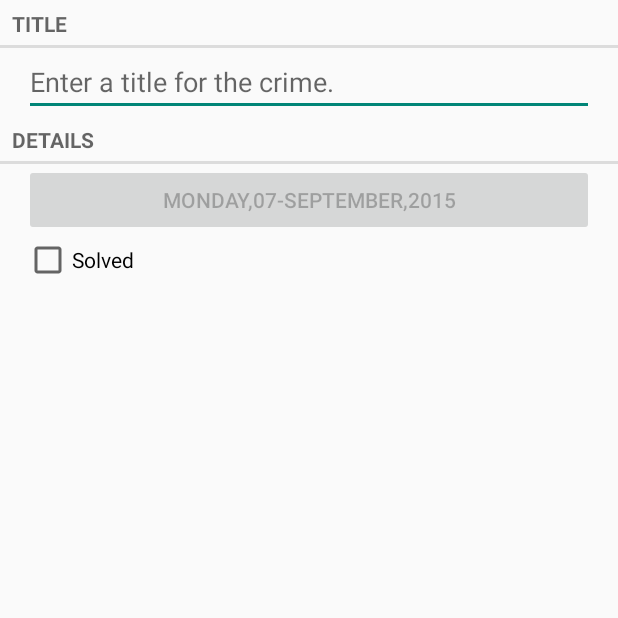
After one commit to unaor/CriminalIntent, an Android app: the CrimeActivity screen opened directly, with no data from a screen before it, on a phone screen of 412 x 824 dp, the top half of it. The commit adds this screen. Run offline under Robolectric (Android 15) with nearby library versions, the phone set to English and light mode, and no system bars.

```diff
--- a/CriminalIntent/build.gradle
+++ b/CriminalIntent/build.gradle
@@ -32,6 +32,7 @@ android {
 }
 
 dependencies {
-    compile fileTree(dir: 'libs', include: ['*.jar'])
+    compile fileTree(include: ['*.jar'], dir: 'libs')
     compile 'com.android.support:appcompat-v7:23.0.0'
+    compile 'com.android.support:recyclerview-v7:23.0.0'
 }
--- /dev/null
+++ b/CriminalIntent/src/main/java/com/datasol/criminalintent/activities/CrimeActivity.java
@@ -0,0 +1,27 @@
+package com.datasol.criminalintent.activities;
+
+
+import android.content.Context;
+import android.content.Intent;
+import android.support.v4.app.Fragment;
+import com.datasol.criminalintent.fragment.CrimeFragment;
+
+import java.util.UUID;
+
+
+public class CrimeActivity extends SingleFragmentActivity {
+
+    private static final String EXTRA_CRIME_ID = "com.datasol.criminalintent.crime_id";
+
+    @Override
+    protected Fragment createFragment() {
+        UUID crimeId = (UUID) getIntent().getSerializableExtra(EXTRA_CRIME_ID);
+        return CrimeFragment.newInstance(crimeId);
+    }
+
+    public static Intent newIntent(Context packageContext, UUID crimeId){
+        Intent intent = new Intent(packageContext,CrimeActivity.class);
+        intent.putExtra(EXTRA_CRIME_ID,crimeId);
+        return intent;
+    }
+}
--- a/CriminalIntent/src/main/java/com/datasol/criminalintent/activities/CriminalActivity.java
+++ b/CriminalIntent/src/main/java/com/datasol/criminalintent/activities/SingleFragmentActivity.java
@@ -1,27 +1,29 @@
 package com.datasol.criminalintent.activities;
 
-
+import android.os.Bundle;
 import android.support.v4.app.Fragment;
 import android.support.v4.app.FragmentActivity;
 import android.support.v4.app.FragmentManager;
-import android.os.Bundle;
 import com.datasol.criminalintent.R;
-import com.datasol.criminalintent.fragment.CrimeFragment;
 
-
-public class CriminalActivity extends FragmentActivity {
+/**
+ * Created by unaor on 9/7/2015.
+ */
+public abstract class SingleFragmentActivity extends FragmentActivity {
 
     @Override
     protected void onCreate(Bundle savedInstanceState) {
         super.onCreate(savedInstanceState);
-        setContentView(R.layout.activity_criminal);
+        setContentView(R.layout.activity_fragment);
 
         FragmentManager fm = getSupportFragmentManager();
         Fragment fragment = fm.findFragmentById(R.id.fragment_container);
 
         if(fragment == null){
-            fragment = new CrimeFragment();
+            fragment = createFragment();
             fm.beginTransaction().add(R.id.fragment_container, fragment).commit();
         }
     }
+
+    protected abstract Fragment createFragment();
 }
--- a/CriminalIntent/src/main/java/com/datasol/criminalintent/fragment/CrimeFragment.java
+++ b/CriminalIntent/src/main/java/com/datasol/criminalintent/fragment/CrimeFragment.java
@@ -5,6 +5,7 @@ import android.support.annotation.Nullable;
 import android.support.v4.app.Fragment;
 import android.text.Editable;
 import android.text.TextWatcher;
+import android.text.format.DateFormat;
 import android.util.Log;
 import android.view.LayoutInflater;
 import android.view.View;
@@ -15,11 +16,16 @@ import android.widget.CompoundButton;
 import android.widget.EditText;
 import com.datasol.criminalintent.R;
 import com.datasol.criminalintent.model.Crime;
+import com.datasol.criminalintent.model.CrimeLab;
+
+import java.util.UUID;
 
 /**
  * Created by unaor on 9/3/2015.
  */
 public class CrimeFragment extends Fragment {
+
+    private static final String ARG_CRIME_ID = "crime_id";
 
     private Crime mCrime;
     private EditText mTitleField;
@@ -27,10 +33,22 @@ public class CrimeFragment extends Fragment {
     private Button mDateButton;
     private CheckBox mSolvedCheckBox;
 
+    public static CrimeFragment newInstance(UUID crimeId){
+        Bundle args = new Bundle();
+        args.putSerializable(ARG_CRIME_ID, crimeId);
+        CrimeFragment fragment = new CrimeFragment();
+        fragment.setArguments(args);
+        return fragment;
+    }
+
     @Override
     public void onCreate(Bundle savedInstanceState) {
         super.onCreate(savedInstanceState);
-        mCrime = new Crime();
+        UUID crimeId = (UUID)getArguments().get(ARG_CRIME_ID);
+        mCrime = CrimeLab.get(getActivity()).getCrime(crimeId);
+        if(mCrime ==null){
+            mCrime = new Crime();
+        }
     }
 
     @Nullable
@@ -39,6 +57,7 @@ public class CrimeFragment extends Fragment {
         View v = inflater.inflate(R.layout.fragment_crime,container,false);
 
         mTitleField = (EditText)v.findViewById(R.id.crime_title);
+        mTitleField.setText(mCrime.getTitle());
         mTitleField.addTextChangedListener(new TextWatcher() {
             @Override
             public void beforeTextChanged(CharSequence charSequence, int i, int i1, int i2) {
@@ -47,8 +66,8 @@ public class CrimeFragment extends Fragment {
 
             @Override
             public void onTextChanged(CharSequence charSequence, int i, int i1, int i2) {
-                    mCrime.setTitle(charSequence.toString());
-                Log.d(TAG,"Got the following from user : "+ charSequence.toString());
+                mCrime.setTitle(charSequence.toString());
+                Log.d(TAG, "Got the following from user : " + charSequence.toString());
             }
 
             @Override
@@ -57,10 +76,11 @@ public class CrimeFragment extends Fragment {
             }
         });
         mDateButton = (Button) v.findViewById(R.id.crime_date);
-        mDateButton.setText(mCrime.getDate().toString());
+        mDateButton.setText(DateFormat.format("EEEE,dd-MMMM,yyyy",mCrime.getDate()));
         mDateButton.setEnabled(false);
 
         mSolvedCheckBox = (CheckBox) v.findViewById(R.id.crime_solved);
+        mSolvedCheckBox.setChecked(mCrime.isSolved());
         mSolvedCheckBox.setOnCheckedChangeListener(new CompoundButton.OnCheckedChangeListener() {
             @Override
             public void onCheckedChanged(CompoundButton compoundButton, boolean isChecked) {
--- /dev/null
+++ b/CriminalIntent/src/main/java/com/datasol/criminalintent/model/CrimeLab.java
@@ -0,0 +1,47 @@
+package com.datasol.criminalintent.model;
+
+import android.content.Context;
+
+import java.util.ArrayList;
+import java.util.List;
+import java.util.UUID;
+
+/**
+ * Created by unaor on 9/7/2015.
+ */
+public class CrimeLab {
+    private static CrimeLab sCrimeLab;
+    private List<Crime> mCrimes;
+
+    public static CrimeLab get(Context context) {
+
+        if(sCrimeLab == null){
+            sCrimeLab = new CrimeLab(context);
+        }
+
+        return sCrimeLab;
+    }
+
+    private CrimeLab(Context context) {
+        mCrimes = new ArrayList<>();
+        for(int i =0; i<100;i++){
+            Crime crime = new Crime();
+            crime.setTitle("Crime #"+i);
+            crime.setSolved(i%2==0);
+            mCrimes.add(crime);
+        }
+    }
+
+    public List<Crime> getCrimes(){
+        return mCrimes;
+    }
+
+    public Crime getCrime(UUID id){
+        for(Crime crime : mCrimes){
+            if(crime.getId().equals(id)){
+                return crime;
+            }
+        }
+        return null;
+    }
+}
--- /dev/null
+++ b/CriminalIntent/src/main/res/layout-land/fragment_crime.xml
@@ -0,0 +1,45 @@
+<?xml version="1.0" encoding="utf-8"?>
+<LinearLayout xmlns:android="http://schemas.android.com/apk/res/android"
+              android:orientation="vertical"
+              android:layout_width="match_parent"
+              android:layout_height="match_parent">
+
+    <TextView android:layout_width="match_parent"
+              android:layout_height="wrap_content"
+              android:text="@string/crime_title_label"
+            style="?android:listSeparatorTextViewStyle"/>
+
+    <EditText android:layout_width="match_parent"
+              android:layout_height="wrap_content"
+            android:id="@+id/crime_title"
+            android:hint="@string/crime_title_hint"
+            android:layout_marginLeft="16dp"
+            android:layout_marginRight="16dp"/>
+
+    <TextView
+            android:layout_width="match_parent"
+            android:layout_height="wrap_content"
+            android:text="@string/crime_details_label"
+            style="?android:listSeparatorTextViewStyle"
+            />
+
+    <LinearLayout
+            android:orientation="horizontal"
+            android:layout_width="match_parent"
+            android:layout_height="wrap_content"
+            android:layout_marginLeft="16dp"
+            android:layout_marginRight="16dp">
+
+    <Button android:id="@+id/crime_date"
+            android:layout_width="wrap_content"
+            android:layout_height="wrap_content"
+            android:layout_weight="80"
+            />
+    <CheckBox android:id="@+id/crime_solved"
+              android:layout_width="wrap_content"
+              android:layout_height="wrap_content"
+              android:text="@string/crime_solved_label"
+              android:layout_weight="20"
+            />
+    </LinearLayout>
+</LinearLayout>
```
Also changed, not shown: CriminalIntent/src/main/AndroidManifest.xml (+6 -2 lines), CriminalIntent/src/main/java/com/datasol/criminalintent/activities/CrimeListActivity.java (added, +15 -0 lines), CriminalIntent/src/main/java/com/datasol/criminalintent/fragment/CrimeListFragment.java (added, +120 -0 lines), CriminalIntent/src/main/res/layout/fragment_crime_list.xml (added, +7 -0 lines), CriminalIntent/src/main/res/layout/list_item_crime.xml (added, +30 -0 lines), CriminalIntent/src/main/res/layout/activity_fragment.xml (renamed from CriminalIntent/src/main/res/layout/activity_criminal.xml), 1 other file.
